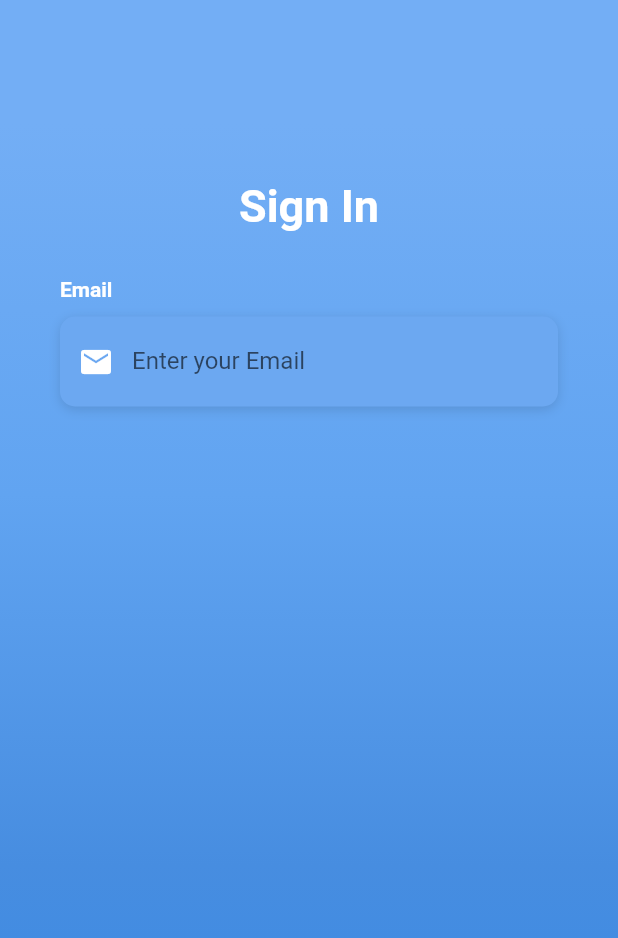
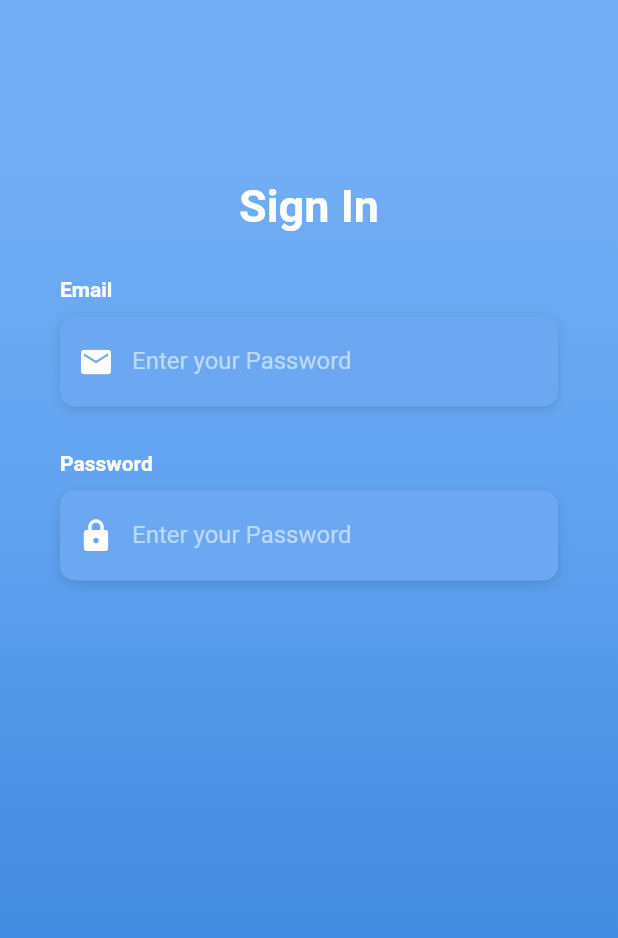
Before and after one commit to srour166/Oxford-Digithon-2020, a Flutter app: the LoginScreen screen opened directly, on a phone screen of 412 x 824 dp. Shown: the top 938 px of the screen. Run offline on Flutter 3.47's test engine with Material 2 defaults, Android fonts, the phone set to English and light mode, and no system bars; network calls fail; Roboto replaces fonts that are missing (OpenSans).

Commit message:
added password

```diff
--- a/routine/lib/login.dart
+++ b/routine/lib/login.dart
@@ -45,7 +45,60 @@ class _LoginScreenState extends State<LoginScreen> {
                   Icons.email,
                   color: Colors.white,
                 ),
-                hintText: 'Enter your Email'),
+                hintText: 'Enter your Password',
+                hintStyle: TextStyle(
+                  color: Colors.white54,
+                  fontFamily: 'OpenSans',
+                )),
+          ),
+        ),
+      ],
+    );
+  }
+
+  Widget _buildPassword() {
+    return Column(
+      crossAxisAlignment: CrossAxisAlignment.start,
+      children: <Widget>[
+        Text('Password',
+            style: TextStyle(
+              color: Colors.white,
+              fontWeight: FontWeight.bold,
+              fontFamily: 'OpenSans',
+            )),
+        SizedBox(height: 10.0),
+        Container(
+          alignment: Alignment.centerLeft,
+          decoration: BoxDecoration(
+            color: Color(0xFF6CA8F1),
+            borderRadius: BorderRadius.circular(10.0),
+            boxShadow: [
+              BoxShadow(
+                color: Colors.black12,
+                blurRadius: 6.0,
+                offset: Offset(0, 2),
+              ),
+            ],
+          ),
+          height: 60.0,
+          child: TextField(
+            obscureText: true,
+            style: TextStyle(
+              color: Colors.white,
+              fontFamily: 'OpenSans',
+            ),
+            decoration: InputDecoration(
+                border: InputBorder.none,
+                contentPadding: EdgeInsets.only(top: 14.0),
+                prefixIcon: Icon(
+                  Icons.lock,
+                  color: Colors.white,
+                ),
+                hintText: 'Enter your Password',
+                hintStyle: TextStyle(
+                  color: Colors.white54,
+                  fontFamily: 'OpenSans',
+                )),
           ),
         ),
       ],
@@ -101,7 +154,8 @@ class _LoginScreenState extends State<LoginScreen> {
                   _buildEmailTF(),
                   SizedBox(
                     height: 30.0,
-                  )
+                  ),
+                  _buildPassword(),
                 ],
               ),
             ),
```
